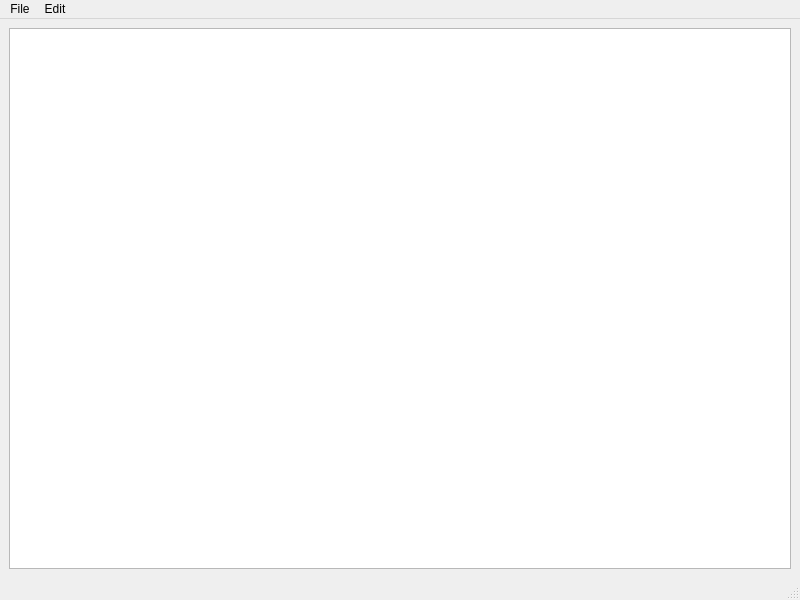
Above: notepad.ui from WojciechKonior/NotepadQt before the change. Below: the same form after it.
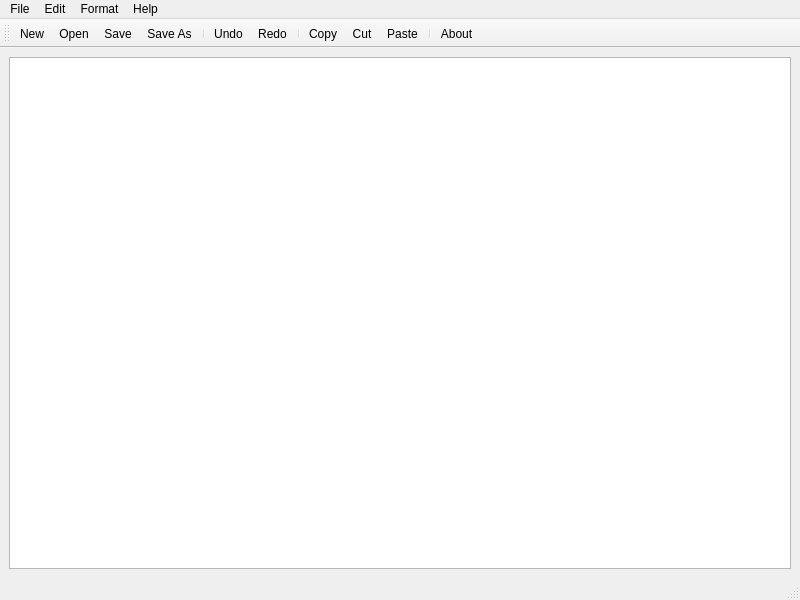
That is the form after the change. Icons and pictures are not drawn.

```diff
--- a/notepad.ui
+++ b/notepad.ui
@@ -57,10 +57,49 @@
     <addaction name="actionCut"/>
     <addaction name="actionPaste"/>
    </widget>
+   <widget class="QMenu" name="menuFormat">
+    <property name="title">
+     <string>Format</string>
+    </property>
+    <addaction name="actionFont"/>
+    <addaction name="actionColor"/>
+   </widget>
+   <widget class="QMenu" name="menuHelp">
+    <property name="title">
+     <string>Help</string>
+    </property>
+    <addaction name="actionAbout"/>
+   </widget>
    <addaction name="menuFile"/>
    <addaction name="menuEdit"/>
+   <addaction name="menuFormat"/>
+   <addaction name="menuHelp"/>
   </widget>
   <widget class="QStatusBar" name="statusbar"/>
+  <widget class="QToolBar" name="toolBar">
+   <property name="windowTitle">
+    <string>toolBar</string>
+   </property>
+   <attribute name="toolBarArea">
+    <enum>TopToolBarArea</enum>
+   </attribute>
+   <attribute name="toolBarBreak">
+    <bool>false</bool>
+   </attribute>
+   <addaction name="actionNew"/>
+   <addaction name="actionOpen"/>
+   <addaction name="actionSave"/>
+   <addaction name="actionSave_As"/>
+   <addaction name="separator"/>
+   <addaction name="actionUndo"/>
+   <addaction name="actionRedo"/>
+   <addaction name="separator"/>
+   <addaction name="actionCopy"/>
+   <addaction name="actionCut"/>
+   <addaction name="actionPaste"/>
+   <addaction name="separator"/>
+   <addaction name="actionAbout"/>
+  </widget>
   <action name="actionNew">
    <property name="icon">
     <iconset resource="NotepadRsc.qrc">
@@ -151,6 +190,42 @@
     <string>Paste</string>
    </property>
   </action>
+  <action name="actionSave">
+   <property name="icon">
+    <iconset resource="NotepadRsc.qrc">
+     <normaloff>:/resources/save-icon.png</normaloff>:/resources/save-icon.png</iconset>
+   </property>
+   <property name="text">
+    <string>Save</string>
+   </property>
+  </action>
+  <action name="actionFont">
+   <property name="icon">
+    <iconset resource="NotepadRsc.qrc">
+     <normaloff>:/resources/Font-icon.png</normaloff>:/resources/Font-icon.png</iconset>
+   </property>
+   <property name="text">
+    <string>Font</string>
+   </property>
+  </action>
+  <action name="actionColor">
+   <property name="icon">
+    <iconset resource="NotepadRsc.qrc">
+     <normaloff>:/resources/color-icon.png</normaloff>:/resources/color-icon.png</iconset>
+   </property>
+   <property name="text">
+    <string>Color</string>
+   </property>
+  </action>
+  <action name="actionAbout">
+   <property name="icon">
+    <iconset resource="NotepadRsc.qrc">
+     <normaloff>:/resources/About-icon.png</normaloff>:/resources/About-icon.png</iconset>
+   </property>
+   <property name="text">
+    <string>About</string>
+   </property>
+  </action>
  </widget>
  <resources>
   <include location="NotepadRsc.qrc"/>
```
Left out of the diff: 4 changed lines with no effect on the pictures.
